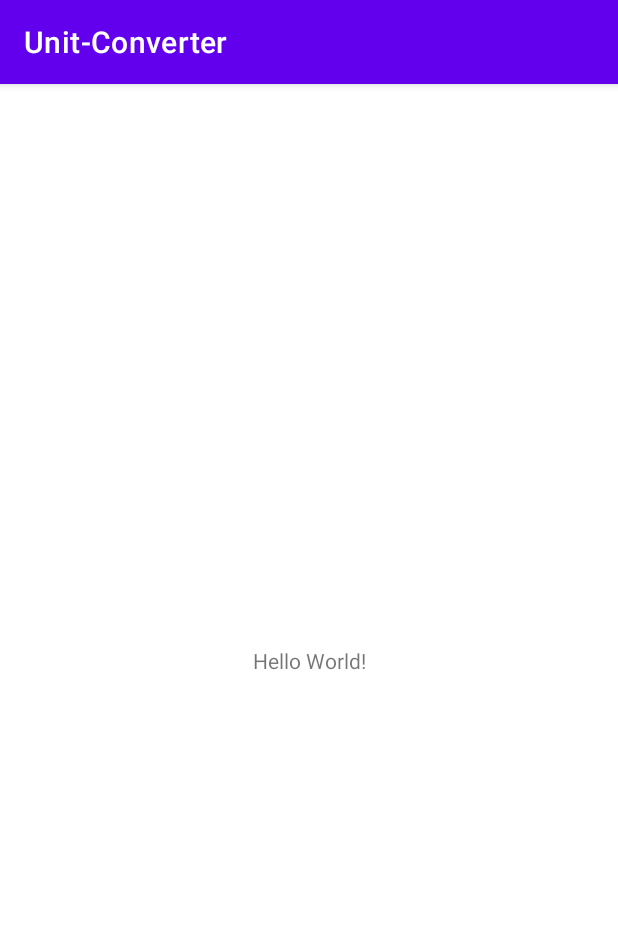
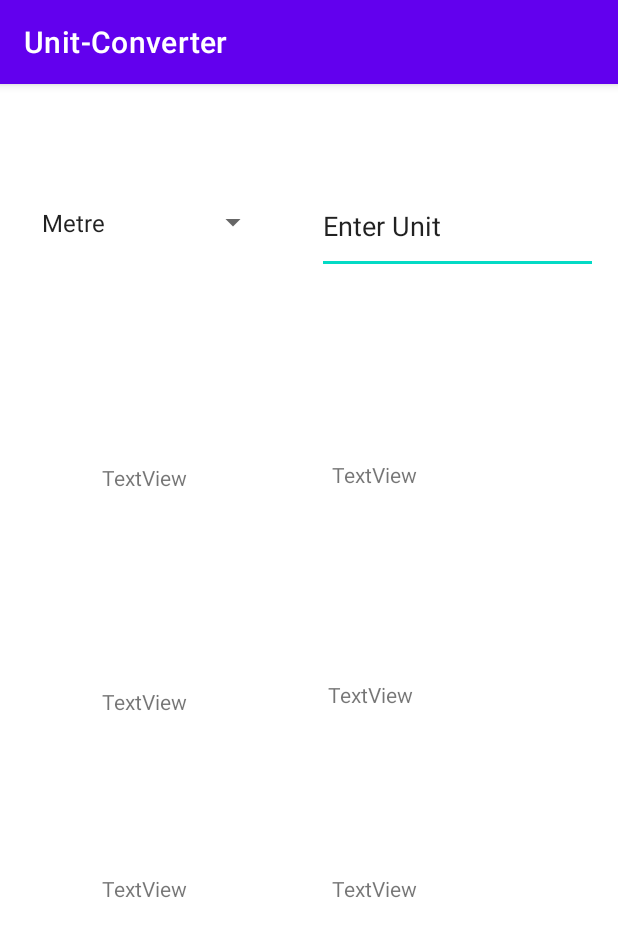
Before and after one commit to MarshalWelgama/SIT305, an Android app: the screen it shows after launch (MainActivity), on a phone screen of 412 x 824 dp. Shown: the top 937 px of the screen. Run offline under Robolectric (Android 15) with nearby library versions, the phone set to English and light mode, and no system bars.

Commit message:
new: spinner working and layout for textedit corrected

```diff
--- a/UnitConverter/app/src/main/java/com/example/unit_converter/MainActivity.java
+++ b/UnitConverter/app/src/main/java/com/example/unit_converter/MainActivity.java
@@ -3,12 +3,22 @@ package com.example.unit_converter;
 import androidx.appcompat.app.AppCompatActivity;
 
 import android.os.Bundle;
+import android.widget.ArrayAdapter;
+import android.widget.Spinner;
 
 public class MainActivity extends AppCompatActivity {
+    Spinner measurementSpinner;
 
     @Override
     protected void onCreate(Bundle savedInstanceState) {
         super.onCreate(savedInstanceState);
         setContentView(R.layout.activity_main);
+
+        measurementSpinner = (Spinner) findViewById(R.id.selection);
+
+        ArrayAdapter<String> adapter = new ArrayAdapter<String>(this,
+                android.R.layout.simple_spinner_item,
+                getResources().getStringArray(R.array.listMeasurements));
+        measurementSpinner.setAdapter(adapter);
     }
 }
--- a/UnitConverter/app/src/main/res/layout/activity_main.xml
+++ b/UnitConverter/app/src/main/res/layout/activity_main.xml
@@ -6,13 +6,91 @@
     android:layout_height="match_parent"
     tools:context=".MainActivity">
 
-    <TextView
-        android:layout_width="wrap_content"
-        android:layout_height="wrap_content"
-        android:text="Hello World!"
-        app:layout_constraintBottom_toBottomOf="parent"
-        app:layout_constraintLeft_toLeftOf="parent"
-        app:layout_constraintRight_toRightOf="parent"
+    <Spinner
+        android:id="@+id/selection"
+        android:layout_width="159dp"
+        android:layout_height="54dp"
+        android:layout_marginStart="28dp"
+        android:layout_marginTop="65dp"
+        android:layout_marginEnd="16dp"
+        app:layout_constraintEnd_toStartOf="@+id/inputUnit"
+        app:layout_constraintStart_toStartOf="parent"
+        app:layout_constraintTop_toTopOf="parent"
+        tools:ignore="SpeakableTextPresentCheck" />
+
+    <EditText
+        android:id="@+id/inputUnit"
+        android:layout_width="187dp"
+        android:layout_height="63dp"
+        android:layout_marginStart="16dp"
+        android:layout_marginTop="63dp"
+        android:layout_marginEnd="21dp"
+        android:ems="10"
+        android:inputType="textPersonName"
+        android:text="@string/inputUnit"
+        app:layout_constraintEnd_toEndOf="parent"
+        app:layout_constraintStart_toEndOf="@+id/selection"
         app:layout_constraintTop_toTopOf="parent" />
 
+
+    <TextView
+        android:id="@+id/result1"
+        android:layout_width="132dp"
+        android:layout_height="85dp"
+        android:layout_marginStart="68dp"
+        android:layout_marginTop="133dp"
+        android:text="TextView"
+        app:layout_constraintStart_toStartOf="parent"
+        app:layout_constraintTop_toBottomOf="@+id/selection" />
+
+    <TextView
+        android:id="@+id/result2"
+        android:layout_width="136dp"
+        android:layout_height="79dp"
+        android:layout_marginStart="68dp"
+        android:layout_marginBottom="45dp"
+        android:text="TextView"
+        app:layout_constraintBottom_toTopOf="@+id/result3"
+        app:layout_constraintStart_toStartOf="parent" />
+
+    <TextView
+        android:id="@+id/result3"
+        android:layout_width="135dp"
+        android:layout_height="89dp"
+        android:layout_marginStart="68dp"
+        android:layout_marginBottom="152dp"
+        android:text="TextView"
+        app:layout_constraintBottom_toBottomOf="parent"
+        app:layout_constraintStart_toStartOf="parent" />
+
+    <TextView
+        android:id="@+id/unit1"
+        android:layout_width="133dp"
+        android:layout_height="88dp"
+        android:layout_marginTop="124dp"
+        android:layout_marginEnd="57dp"
+        android:text="TextView"
+        app:layout_constraintEnd_toEndOf="parent"
+        app:layout_constraintTop_toBottomOf="@+id/inputUnit" />
+
+    <TextView
+        android:id="@+id/unit2"
+        android:layout_width="147dp"
+        android:layout_height="81dp"
+        android:layout_marginEnd="46dp"
+        android:layout_marginBottom="48dp"
+        android:text="TextView"
+        app:layout_constraintBottom_toTopOf="@+id/unit3"
+        app:layout_constraintEnd_toEndOf="parent" />
+
+    <TextView
+        android:id="@+id/unit3"
+        android:layout_width="133dp"
+        android:layout_height="83dp"
+        android:layout_marginEnd="57dp"
+        android:layout_marginBottom="158dp"
+        android:text="TextView"
+        app:layout_constraintBottom_toBottomOf="parent"
+        app:layout_constraintEnd_toEndOf="parent" />
+
 </androidx.constraintlayout.widget.ConstraintLayout>
--- a/UnitConverter/app/src/main/res/values/strings.xml
+++ b/UnitConverter/app/src/main/res/values/strings.xml
@@ -1,3 +1,9 @@
 <resources>
     <string name="app_name">Unit-Converter</string>
+    <string name ="inputUnit">Enter Unit</string>
+    <string-array name="listMeasurements">
+        <item>Metre</item>
+        <item>Celsius</item>
+        <item>Kilograms</item>
+    </string-array>
 </resources>
```
